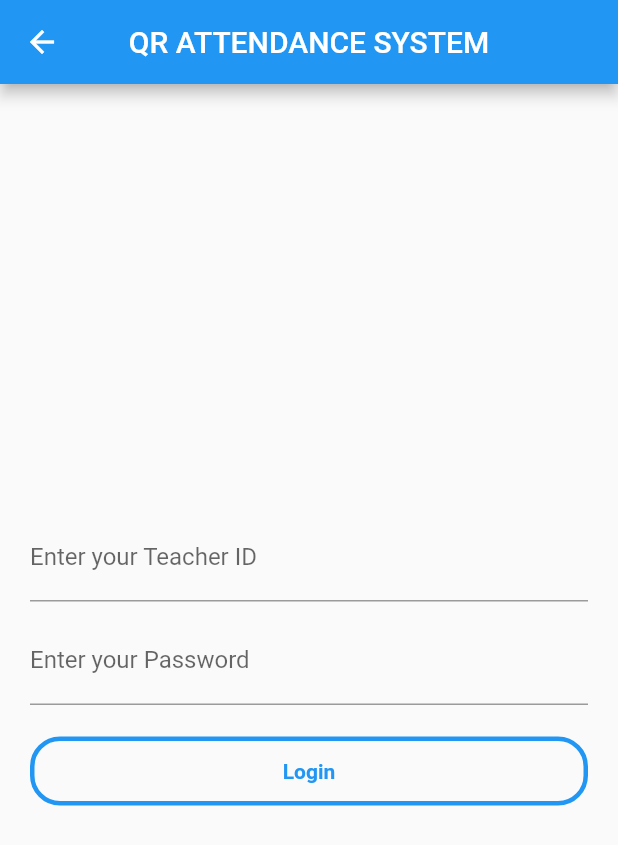
After one commit to ag2byte/qr-attendance, a Flutter app: the LoginAdminPage screen opened directly, on a phone screen of 412 x 824 dp. The commit adds this screen. Shown: the top 845 px of the screen. Run offline on Flutter 3.47's test engine with Material 2 defaults, Android fonts, the phone set to English and light mode, and no system bars; our stand-ins replace qr_flutter; missing offline and left inert: barcode_scan.

Commit message:
[added] LoginScreen

```diff
--- a/lib/homePage.dart
+++ b/lib/homePage.dart
@@ -1,6 +1,7 @@
 import 'package:flutter/material.dart';
-import 'package:qr_attendance_app/scan.dart';
-import 'package:qr_attendance_app/generate.dart';
+import 'package:qr_attendance_app/login_student.dart';
+import 'package:qr_attendance_app/login_admin.dart';
+
 
 class HomePage extends StatefulWidget {
   @override
@@ -23,9 +24,9 @@ class _HomePageState extends State<HomePage> {
           mainAxisAlignment: MainAxisAlignment.center,
           crossAxisAlignment: CrossAxisAlignment.stretch,
           children: <Widget>[
-            flatButton("Student", ScanPage()),
+            flatButton("Login for Student", LoginStudentPage()),
             SizedBox(height: 20.0,),
-            flatButton("Admin", GeneratePage()),
+            flatButton("Login for Admin", LoginAdminPage()),
 
           ],
         ),
--- /dev/null
+++ b/lib/login_admin.dart
@@ -0,0 +1,68 @@
+import 'package:flutter/material.dart';
+import 'package:qr_attendance_app/generate.dart';
+
+
+class LoginAdminPage extends StatefulWidget {
+  @override
+  _LoginAdminPageState createState() => _LoginAdminPageState();
+}
+
+class _LoginAdminPageState extends State<LoginAdminPage> {
+  @override
+  Widget build(BuildContext context) {
+    TextField passwordField;
+    TextField regnoField;
+        return Scaffold(
+          appBar: AppBar(
+            title: Text("QR ATTENDANCE SYSTEM"),
+            centerTitle: true,
+          ),
+          body: Container(
+            height: MediaQuery.of(context).size.height,
+            width: MediaQuery.of(context).size.width,
+            padding: EdgeInsets.all(20.0),
+            child: Column(
+              mainAxisAlignment: MainAxisAlignment.center,
+              crossAxisAlignment: CrossAxisAlignment.stretch,
+              children: <Widget>[
+                  regnoField = TextField(
+              decoration: InputDecoration(
+                  border: UnderlineInputBorder(),
+                  labelText: 'Enter your Teacher ID'),
+            ),
+            SizedBox(
+              height: 10.0,
+            ),
+              passwordField = TextField(
+              obscureText: true,
+              decoration: InputDecoration(
+                  border: UnderlineInputBorder(),
+                  labelText: 'Enter your Password'),
+            ),
+            SizedBox(
+              height: 20.0,
+            ),
+            flatButton("Login", GeneratePage()),
+          ],
+        ),
+      ),
+    );
+  }
+
+  Widget flatButton(String text, Widget widget) {
+    return FlatButton(
+      padding: EdgeInsets.all(15.0),
+      onPressed: () async {
+        Navigator.of(context)
+            .push(MaterialPageRoute(builder: (context) => widget));
+      },
+      child: Text(
+        text,
+        style: TextStyle(color: Colors.blue, fontWeight: FontWeight.bold),
+      ),
+      shape: RoundedRectangleBorder(
+          side: BorderSide(color: Colors.blue, width: 3.0),
+          borderRadius: BorderRadius.circular(20.0)),
+    );
+  }
+}
```
Also changed, not shown: lib/login_student.dart (added, +67 -0 lines), 38 other files.
